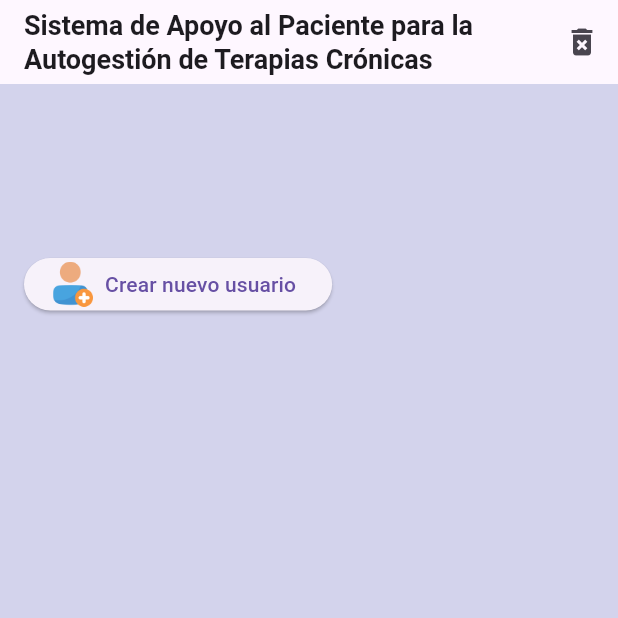
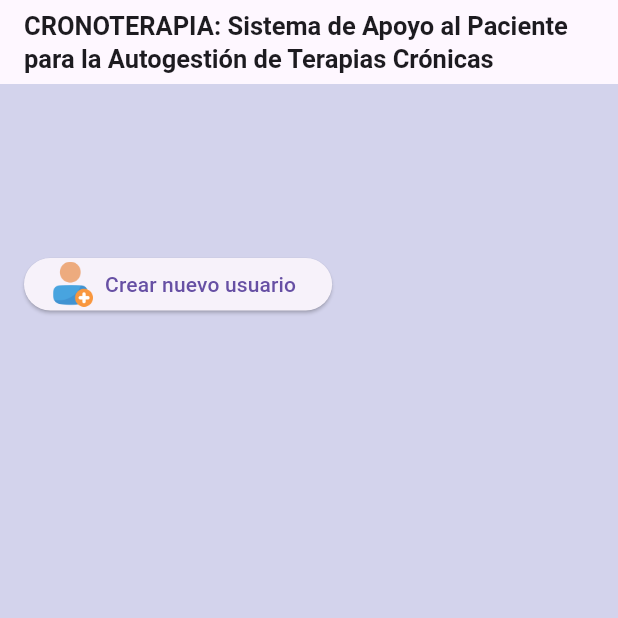
Before and after one commit to IreneDac/cronoTerapia, a Flutter app: the screen it shows after launch, on a phone screen of 412 x 824 dp, the top half of it. Run offline on Flutter 3.47's test engine with Material 3 defaults, Android fonts, the phone set to English and light mode, and no system bars; our stand-ins replace file_picker, flutter_local_notifications, pdf, share_plus, sqflite, timezone; missing offline and left inert: android_intent_plus, flutter_pdfview; accounts and stored records are empty.

Commit message:
Se realizan cambios en textos, se comentan funciones de desarrollo

```diff
--- a/lib/database/database_helper.dart
+++ b/lib/database/database_helper.dart
@@ -18,7 +18,7 @@ class DatabaseHelper {
 
   Future<Database> _initDatabase() async {
     final dbPath = await getDatabasesPath();
-    final path = join(dbPath, 'AplicacionMedicamentos.db');
+    final path = join(dbPath, 'CronoTerapia.db');
 
     //final exists = await databaseExists(path);
 
--- a/lib/main.dart
+++ b/lib/main.dart
@@ -44,7 +44,11 @@ class MyApp extends StatelessWidget {
 
   @override
   Widget build(BuildContext context) {
-    return MaterialApp(title: '', home: MainScreen());
+    return MaterialApp(
+      debugShowCheckedModeBanner: false,
+      title: '',
+      home: MainScreen(),
+    );
   }
 }
 
@@ -80,20 +84,20 @@ class _MainScreenState extends State<MainScreen> {
       appBar: AppBar(
         title: Flexible(
           child: Text(
-            'Sistema de Apoyo al Paciente para la Autogestión de Terapias Crónicas',
-            style: TextStyle(fontSize: 18, fontWeight: FontWeight.bold),
+            'CRONOTERAPIA: Sistema de Apoyo al Paciente para la Autogestión de Terapias Crónicas',
+            style: TextStyle(fontSize: 17, fontWeight: FontWeight.bold),
             overflow: TextOverflow.ellipsis,
-            maxLines: 2,
+            maxLines: 3,
             softWrap: true,
           ),
         ),
-        actions: [
+        /*actions: [
           IconButton(
             icon: Icon(Icons.delete_forever),
             tooltip: 'Borrar base de datos',
             onPressed: () async {
               final databasesPath = await getDatabasesPath();
-              String path = '$databasesPath/AplicacionMedicamentos.db';
+              String path = '$databasesPath/CronoTerapia.db';
 
               await deleteDatabase(path);
 
@@ -106,7 +110,7 @@ class _MainScreenState extends State<MainScreen> {
               );
             },
           ),
-        ],
+        ],*/
       ),
 
       body: Padding(
--- a/lib/presentation/screens/detalle_usuario_screen.dart
+++ b/lib/presentation/screens/detalle_usuario_screen.dart
@@ -119,7 +119,7 @@ class _DetalleUsuarioScreenState extends State<DetalleUsuarioScreen> {
       ),
       _botonCuadrado(
         icon: Image.asset('assets/icons/crisis.png', width: 40, height: 40),
-        label: 'Alertas personalizadas',
+        label: 'Alertas preventivas',
         onPressed: () {
           Navigator.push(
             context,
@@ -162,6 +162,7 @@ class _DetalleUsuarioScreenState extends State<DetalleUsuarioScreen> {
           );
         },
       ),
+      /*
       _botonCuadrado(
         icon: Icon(Icons.add_alert, size: 48),
         label: 'Alertas',
@@ -175,7 +176,7 @@ class _DetalleUsuarioScreenState extends State<DetalleUsuarioScreen> {
         onPressed: () async {
           await AlertasTomaMedicacion.cancelAllNotifications();
         },
-      ),
+      ),*/
     ];
 
     return Scaffold(
--- a/lib/presentation/screens/lista_compra_screen.dart
+++ b/lib/presentation/screens/lista_compra_screen.dart
@@ -47,7 +47,7 @@ class _ListaCompraMedicamentosScreenState
   void _compartirLista() {
     if (_medicamentos.isEmpty) return;
 
-    final buffer = StringBuffer("📋 Lista de medicamentos por reponer:\n\n");
+    final buffer = StringBuffer("📋 Lista de compra:\n\n");
 
     for (var med in _medicamentos) {
       buffer.writeln("- ${med['nombre']} (CN: ${med['cn']})");
```
Also changed, not shown: lib/presentation/screens/alertas_personalizadas_screen.dart (+4 -4 lines), lib/presentation/screens/revision_mensual_screen.dart (+17 -3 lines).
